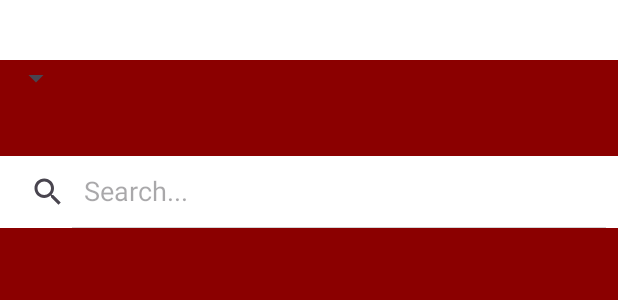
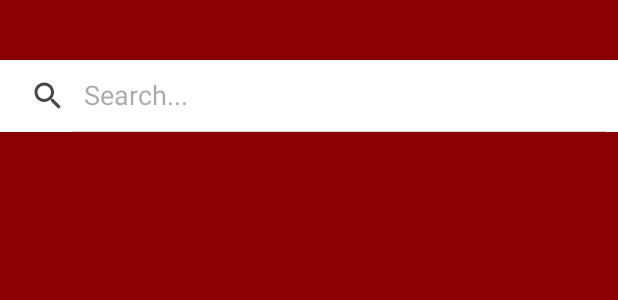
Before and after one commit to Progpr/Android-Project-LMS, an Android app: the layout act_searchbar.xml on its own in the app's theme, with its tools: preview values and no code run, on a phone screen of 412 x 824 dp. Shown: the top 300 px of the screen. Run offline under Robolectric (Android 15) with nearby library versions, the phone set to English and light mode, and no system bars.

Commit message:
Made some changes in the intents of each java pages and little changes in the xml file recommended by GPT. Also tried to change lil UI stuff in act_searchbar.xml.
~Abbas

```diff
--- a/app/src/main/java/com/example/mad_project/DueAmountActivity.java
+++ b/app/src/main/java/com/example/mad_project/DueAmountActivity.java
@@ -28,6 +28,11 @@ public class DueAmountActivity extends AppCompatActivity {
             @Override
             public void onItemSelected(AdapterView<?> parentView, View selectedItemView, int position, long id) {
                 String selectedSection = (String) parentView.getItemAtPosition(position);
+                if(selectedSection.equals("Home"))
+                {
+                    Intent intent=new Intent(DueAmountActivity.this, library.class);
+                    startActivity(intent);
+                }
                 if (selectedSection.equals("History")) {
                     Intent intent = new Intent(DueAmountActivity.this, HistoryActivity.class);
                     startActivity(intent);
--- a/app/src/main/java/com/example/mad_project/library.java
+++ b/app/src/main/java/com/example/mad_project/library.java
@@ -48,7 +48,7 @@ public class library extends AppCompatActivity {
                 } else if (selectedSection.equals("Check Latest books")) {
                     Intent intent = new Intent(library.this, LatestBooksActivity.class);
                     startActivity(intent);
-                } else if((selectedSection.equals("Search for books")))
+                } else if(selectedSection.equals("Search for books"))
                 {
                     Intent intent=new Intent(library.this, SearchBooksActivity.class);
                     startActivity(intent);
--- a/app/src/main/res/layout/act_searchbar.xml
+++ b/app/src/main/res/layout/act_searchbar.xml
@@ -7,16 +7,11 @@
     android:background="@color/red"
     tools:context=".MainActivity">
 
-    <View
-        android:layout_width="match_parent"
-        android:layout_height="40dp"
+    <Spinner
+        android:layout_width="wrap_content"
+        android:layout_height="wrap_content"
         android:background="@color/white"
-        android:id="@+id/redRectangle"/>
-
-    <Spinner
-        android:id="@+id/spn2"
-        android:layout_width="wrap_content"
-        android:layout_height="wrap_content" />
+        android:id="@+id/spn4"/>
 
     <SearchView
         android:id="@+id/searchView"
```
Also changed, not shown: app/src/main/AndroidManifest.xml (+5 -4 lines), app/src/main/java/com/example/mad_project/HistoryActivity.java (+5 -5 lines), app/src/main/java/com/example/mad_project/LatestBooksActivity.java (+7 -1 lines), app/src/main/java/com/example/mad_project/SearchBooksActivity.java (+53 -1 lines), app/src/main/java/com/example/mad_project/main_book.java (+8 -2 lines).
